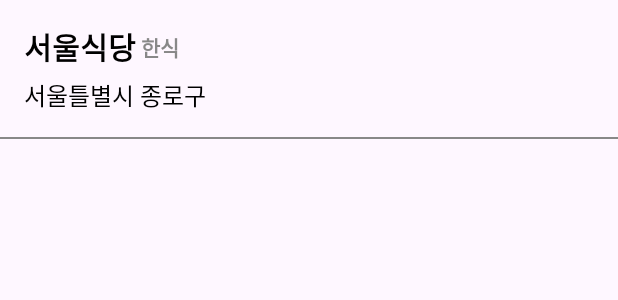
After one commit to AndroidStudyOrg/SearchRestaurant, an Android app: the layout item_restaurants.xml on its own in the app's theme, with its tools: preview values and no code run, on a phone screen of 412 x 824 dp. The commit adds this screen. Shown: the top 300 px of the screen. Run offline under Robolectric (Android 15) with nearby library versions, the phone set to English and light mode, and no system bars.

Commit message:
[Feat] - BottomSheet Adapter 구현
- ListAdapter대신 일단 RecyclerView.Adapter 이용. 이 경우에는 데이터 셋이 변경될 때 마다 일일히 설정해줘야함
- notifyDataSetChanged같은 경우 데이터 셋이 많은 경우 성능저하 이슈로 사용하지 않는게 좋음
- 식당 이름과 카테고리의 경우 그냥 Constraint로 묶으면 Text가 길어지는 경우 카테고리가 짤리는 경우가 있을 수 있음. 그래서 이를 chainStyle로 묶고 bias를 0으로 줌으로써 왼쪽 정렬.
- 추가로 layout_constraintWidth="wrap_content_constrained"

```diff
--- /dev/null
+++ b/app/src/main/res/layout/item_restaurants.xml
@@ -0,0 +1,60 @@
+<?xml version="1.0" encoding="utf-8"?>
+<androidx.constraintlayout.widget.ConstraintLayout xmlns:android="http://schemas.android.com/apk/res/android"
+    xmlns:app="http://schemas.android.com/apk/res-auto"
+    xmlns:tools="http://schemas.android.com/tools"
+    android:layout_width="match_parent"
+    android:layout_height="wrap_content">
+
+    <TextView
+        android:id="@+id/titleTextView"
+        android:layout_width="wrap_content"
+        android:layout_height="wrap_content"
+        android:layout_marginStart="16dp"
+        android:layout_marginTop="16dp"
+        android:textColor="@color/black"
+        android:textSize="20sp"
+        android:textStyle="bold"
+        app:layout_constraintEnd_toStartOf="@id/categoryTextView"
+        app:layout_constraintHorizontal_bias="0"
+        app:layout_constraintHorizontal_chainStyle="packed"
+        app:layout_constraintStart_toStartOf="parent"
+        app:layout_constraintTop_toTopOf="parent"
+        app:layout_constraintWidth="wrap_content_constrained"
+        tools:text="서울식당" />
+
+    <TextView
+        android:id="@+id/categoryTextView"
+        android:layout_width="wrap_content"
+        android:layout_height="wrap_content"
+        android:layout_marginStart="3dp"
+        android:textColor="@color/gray"
+        android:textSize="14sp"
+        android:textStyle="bold"
+        app:layout_constraintBottom_toBottomOf="@+id/titleTextView"
+        app:layout_constraintEnd_toEndOf="parent"
+        app:layout_constraintStart_toEndOf="@id/titleTextView"
+        app:layout_constraintTop_toTopOf="@id/titleTextView"
+        tools:text="한식" />
+
+    <TextView
+        android:id="@+id/locationTextView"
+        android:layout_width="0dp"
+        android:layout_height="wrap_content"
+        android:layout_marginStart="16dp"
+        android:layout_marginTop="5dp"
+        android:layout_marginEnd="16dp"
+        android:textColor="@color/black"
+        android:textSize="16sp"
+        app:layout_constraintEnd_toEndOf="parent"
+        app:layout_constraintStart_toStartOf="parent"
+        app:layout_constraintTop_toBottomOf="@id/titleTextView"
+        tools:text="서울틀별시 종로구" />
+
+    <View
+        android:layout_width="match_parent"
+        android:layout_height="1dp"
+        android:layout_marginTop="16dp"
+        android:background="@color/gray"
+        app:layout_constraintBottom_toBottomOf="parent"
+        app:layout_constraintTop_toBottomOf="@id/locationTextView" />
+</androidx.constraintlayout.widget.ConstraintLayout>
```
Also changed, not shown: app/src/main/java/org/shop/searchrestaurant/MainActivity.kt (+24 -3 lines), app/src/main/java/org/shop/searchrestaurant/RestaurantsListAdapter.kt (added, +50 -0 lines).
